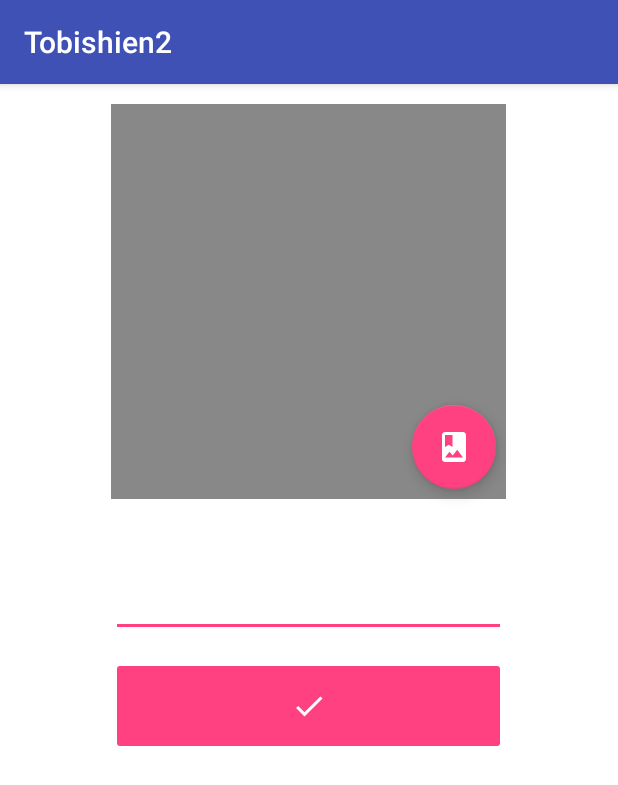
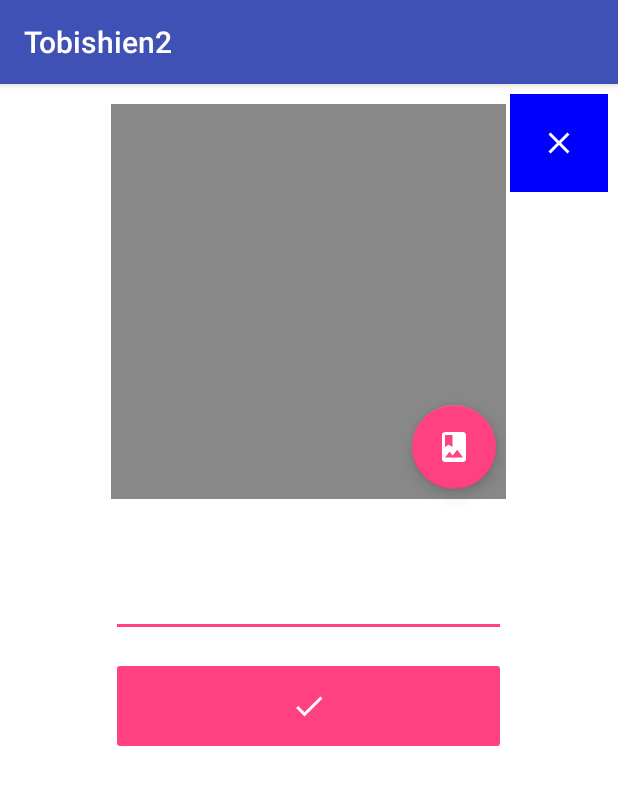
Before and after one commit to horikawa-bemax/tobishien2, an Android app: the screen it shows after launch (MainActivity), on a phone screen of 412 x 824 dp. Shown: the top 785 px of the screen. Run offline under Robolectric (Android 15) with nearby library versions, the phone set to English and light mode, and no system bars.

Commit message:
カード新規作成機能実装

```diff
--- a/app/build.gradle
+++ b/app/build.gradle
@@ -9,8 +9,8 @@ android {
     buildToolsVersion "25.0.0"
     defaultConfig {
         applicationId PACKAGE_NAME
-        minSdkVersion 19
-        targetSdkVersion 19
+        minSdkVersion 21
+        targetSdkVersion 21
         versionCode VERSION_CODE
         versionName VERSION_NAME
         testInstrumentationRunner "android.support.test.runner.AndroidJUnitRunner"
--- a/app/src/main/AndroidManifest.xml
+++ b/app/src/main/AndroidManifest.xml
@@ -17,7 +17,7 @@
         </activity>
     </application>
 
-    <uses-permission android:name="android.permission.READ_EXTERNAL_STORAGE"/>
+    <uses-permission android:name="android.permission.WRITE_EXTERNAL_STORAGE"/>
 
 
 </manifest>
--- a/app/src/main/java/bemax/ac/jp/tobishien2/CreateCardView.java
+++ b/app/src/main/java/bemax/ac/jp/tobishien2/CreateCardView.java
@@ -2,20 +2,29 @@ package bemax.ac.jp.tobishien2;
 
 import android.content.Context;
 import android.content.res.ColorStateList;
+import android.database.sqlite.SQLiteConstraintException;
+import android.database.sqlite.SQLiteDatabase;
+import android.database.sqlite.SQLiteException;
+import android.database.sqlite.SQLiteOpenHelper;
 import android.graphics.Bitmap;
 import android.graphics.Canvas;
 import android.graphics.Color;
-import android.graphics.Matrix;
-import android.graphics.Rect;
-import android.graphics.RectF;
-import android.os.Build;
-import android.support.annotation.RequiresApi;
 import android.support.design.widget.FloatingActionButton;
 import android.util.DisplayMetrics;
+import android.view.MotionEvent;
+import android.view.View;
+import android.view.inputmethod.InputMethodManager;
 import android.widget.EditText;
 import android.widget.ImageButton;
 import android.widget.ImageView;
 import android.widget.RelativeLayout;
+import android.widget.Toast;
+
+import java.io.File;
+import java.io.FileOutputStream;
+import java.io.IOException;
+import java.text.SimpleDateFormat;
+import java.util.Date;
 
 /**
  * Created by bemax_ap01 on 2017/01/13.
@@ -23,78 +32,126 @@ import android.widget.RelativeLayout;
 
 public class CreateCardView extends RelativeLayout {
 
+    private SQLiteOpenHelper helper;
+
     private FloatingActionButton addImageButton;
     private ImageView imageView;
     private EditText editText;
-    private ImageButton imageButton;
+    private ImageButton doneButton, closeButton;
+    private Bitmap addedCardImage, defaultImage;
 
-    @RequiresApi(api = Build.VERSION_CODES.LOLLIPOP)
-    public CreateCardView(Context context, DisplayMetrics metrics) {
+    public CreateCardView(Context context, SQLiteOpenHelper helper, DisplayMetrics metrics) {
         super(context);
-
+        this.helper = helper;
+        // 画像表示View
         imageView = new ImageView(context);
         imageView.setId(generateViewId());
-
+        // 編集可能テキスト
         editText = new EditText(context);
         editText.setId(generateViewId());
         editText.setSingleLine();
-
+        // 画像読み込み用ボタン
         addImageButton = new FloatingActionButton(context);
         addImageButton.setId(generateViewId());
         addImageButton.setImageResource(R.drawable.ic_photo_album);
         addImageButton.setSize(FloatingActionButton.SIZE_NORMAL);
         ColorStateList csl = addImageButton.getBackgroundTintList();
-
-        imageButton = new ImageButton(getContext());
-        imageButton.setImageResource(R.drawable.ic_done);
-        imageButton.setBackgroundTintList(csl);
-
+        // 確定ボタン
+        doneButton = new ImageButton(getContext());
+        doneButton.setId(generateViewId());
+        doneButton.setImageResource(R.drawable.ic_done);
+        doneButton.setBackgroundTintList(csl);
+        //　消去ボタン
+        closeButton = new ImageButton(getContext());
+        closeButton.setImageResource(R.drawable.ic_clear);
+        closeButton.setBackgroundColor(Color.BLUE);
+        // 画面サイズから色々計算
         LayoutParams params;
         int displayH = metrics.heightPixels;
         final int CH = (int)(displayH * 0.4F);
         final int IH = (int)(CH * 0.8F);
         final int TH = (int)(CH * 0.2F);
-
+        // 背景を塗りつぶす
         setBackgroundColor(Color.WHITE);
-
-        Bitmap image = Bitmap.createBitmap(IH, IH, Bitmap.Config.ARGB_8888);
-        Canvas canvas = new Canvas(image);
+        // 初期表示用の画像を作成
+        defaultImage = Bitmap.createBitmap(IH, IH, Bitmap.Config.ARGB_8888);
+        Canvas canvas = new Canvas(defaultImage);
         canvas.drawColor(Color.GRAY);
-        imageView.setImageBitmap(image);
-
+        imageView.setImageBitmap(defaultImage);
+        // 画像Viewのレイアウト設定
         params = new LayoutParams(IH, IH);
         params.addRule(CENTER_HORIZONTAL);
         params.setMargins(20,20,20,20);
         addView(imageView, params);
-
+        // 編集テキストのレイアウト設定
         params = new LayoutParams(IH, TH);
         params.addRule(CENTER_HORIZONTAL);
         params.addRule(BELOW, imageView.getId());
         params.setMargins(20,20,20,20);
         addView(editText, params);
-
+        // 画像読み込みボタンのレイアウト設定
         params = new LayoutParams(TH, TH);
         params.addRule(ALIGN_RIGHT, imageView.getId());
         params.addRule(ALIGN_BOTTOM, imageView.getId());
         params.setMargins(10,10,10,10);
         addView(addImageButton, params);
-
+        // 確定ボタンのレイアウト設定
         params = new LayoutParams(IH, TH);
         params.addRule(CENTER_HORIZONTAL);
         params.addRule(BELOW, editText.getId());
-        addView(imageButton, params);
+        addView(doneButton, params);
+        // 閉じるボタンのレイアウト設定
+        params = new LayoutParams(TH, TH);
+        params.setMargins(10,10,10,10);
+        params.addRule(ALIGN_PARENT_RIGHT);
+        params.addRule(ALIGN_PARENT_TOP);
+        addView(closeButton, params);
+        // 確定ボタンがタッチされた時の処理
+        doneButton.setOnTouchListener(new OnTouchListener() {
+            @Override
+            public boolean onTouch(View view, MotionEvent motionEvent) {
+                if (editText.getText() != null && editText.getText().length() != 0) {
+                    String s = storeImageFile();
+                    if (s.length() == 0){
+                        Toast.makeText(getContext(), "登録に失敗しました", Toast.LENGTH_LONG).show();
+                    }else {
+                        Toast.makeText(getContext(), "「" + editText.getText() + "」を登録しました", Toast.LENGTH_SHORT).show();
+                        editText.setText("");
+                        imageView.setImageBitmap(defaultImage);
+                    }
+                }else{
+                    Toast.makeText(getContext(), "テキストを入力してください", Toast.LENGTH_SHORT).show();
+                }
+                return false;
+            }
+        });
+        // 閉じるボタンが押された時の処理
+        closeButton.setOnTouchListener(new OnTouchListener() {
+            @Override
+            public boolean onTouch(View view, MotionEvent motionEvent) {
+                // ソフトウェアキーボードを消去
+                InputMethodManager imm = (InputMethodManager) getContext().getSystemService(Context.INPUT_METHOD_SERVICE);
+                imm.hideSoftInputFromWindow(editText.getWindowToken(), InputMethodManager.HIDE_NOT_ALWAYS);
+                // Card登録画面を消す
+                setVisibility(INVISIBLE);
+                return false;
+            }
+        });
     }
 
     public void setOnAddButtonTouchListener(OnTouchListener listener){
         addImageButton.setOnTouchListener(listener);
     }
 
+    /**
+     * 取得した画像を元に表示用画像を作成し、表示する
+     * @param image         取得した画像
+     */
     public void postImageView(Bitmap image){
+        // 画像のサイズを取得
         final int W = image.getWidth();
         final int H = image.getHeight();
-        final float CW = W / 2;
-        final float CH = H / 2;
-
+        // 画像の中央を切り出す
         float left, top, right, buttom;
         if (W < H){
             left = 0;
@@ -107,15 +164,52 @@ public class CreateCardView extends RelativeLayout {
             left = (W - H) / 2;
             right = left + H;
         }
-
+        // 表示用画像作成のための計算
         int x = (int) left;
         int y = (int) top;
         int width = (int)(right - left);
         int height = (int)(buttom - top);
-
-        Bitmap bitmap = Bitmap.createBitmap(image, x, y, width, height);
-        //
-        imageView.setImageBitmap(bitmap);
+        // 表示用画像を作成
+        addedCardImage = Bitmap.createBitmap(image, x, y, width, height);
+        // 表示用画像をViewにセットする
+        imageView.setImageBitmap(addedCardImage);
     }
 
+    private String storeImageFile(){
+        String result = "";
+        // 保存先フォルダのパスを指定
+        File storePath = getContext().getExternalFilesDir(null);
+        // 保存する画像の名前を決める
+        SimpleDateFormat simpleDateFormat = new SimpleDateFormat("'TOBI'_yyyyMMdd_HHmmss'.jpg'");
+        String fileName = simpleDateFormat.format(new Date(System.currentTimeMillis()));
+        // 保存先ファイルを指定
+        File storeFile = new File(storePath, fileName);
+        // フォルダに画像を保存する
+        FileOutputStream fos = null;
+        try {
+            // ファイルを保存
+            fos = new FileOutputStream(storeFile);
+            addedCardImage.compress(Bitmap.CompressFormat.JPEG, 100, fos);
+            // dbに保存する
+            SQLiteDatabase db = helper.getWritableDatabase();
+            String name = editText.getText().toString();
+            insertCard(db, name, fileName);
+            db.close();
+            result = fileName;
+        }catch(IOException e){
+            e.printStackTrace();
+            try{
+                fos.close();
+            }catch (Exception ex){}
+        }catch(SQLiteConstraintException e){
+            Toast.makeText(getContext(),"「"+ editText.getText() +"」は、すでに登録されています", Toast.LENGTH_LONG).show();
+            e.printStackTrace();
+        }
+
+        return result;
+    }
+
+    private void insertCard(SQLiteDatabase db, String name, String fileName)throws SQLiteException{
+        Card.newCard(getContext(), db, name, Card.FolderTypeStrage, fileName);
+    }
 }
--- a/app/src/main/java/bemax/ac/jp/tobishien2/MainActivity.java
+++ b/app/src/main/java/bemax/ac/jp/tobishien2/MainActivity.java
@@ -72,23 +72,12 @@ public class MainActivity extends AppCompatActivity{
         //
         mainView.setSchedule(schedule);
 
-        //dump();
-
         ScheduleSelectView ssv = new ScheduleSelectView(this);
         RelativeLayout.LayoutParams params = new RelativeLayout.LayoutParams(ViewGroup.LayoutParams.MATCH_PARENT, ViewGroup.LayoutParams.MATCH_PARENT);
         addContentView(ssv, params);
         ssv.setVisibility(View.INVISIBLE);
 
-        //
-        Handler handler = new Handler();
-        handler.post(new Runnable() {
-            @Override
-            public void run() {
-
-            }
-        });
-
-        createCardView = new CreateCardView(this, metrics);
+        createCardView = new CreateCardView(this, sqLiteOpenHelper, metrics);
         LinearLayout.LayoutParams params1 = new LinearLayout.LayoutParams(ViewGroup.LayoutParams.MATCH_PARENT, ViewGroup.LayoutParams.MATCH_PARENT);
         addContentView(createCardView, params1);
 
@@ -107,7 +96,14 @@ public class MainActivity extends AppCompatActivity{
             }
         });
 
-        //startActivityForResult(intent, GALARY_CODE);
+        mainView.setOnCreateButtonTouchListener(new View.OnTouchListener() {
+            @Override
+            public boolean onTouch(View view, MotionEvent motionEvent) {
+                createCardView.setVisibility(View.VISIBLE);
+                return false;
+            }
+        });
+
 
     }
 
@@ -146,6 +142,8 @@ public class MainActivity extends AppCompatActivity{
                     Uri uri = data.getData();
                     try {
                         Bitmap bitmap = MediaStore.Images.Media.getBitmap(getContentResolver(), uri);
+                        String imagePath = uri.getPath();
+                        Log.d("ImagePath", imagePath);
                         createCardView.postImageView(bitmap);
                     }catch(IOException e){}
                 }
--- a/app/src/main/java/bemax/ac/jp/tobishien2/MainView.java
+++ b/app/src/main/java/bemax/ac/jp/tobishien2/MainView.java
@@ -1,9 +1,6 @@
 package bemax.ac.jp.tobishien2;
 
 import android.content.Context;
-import android.os.Build;
-import android.support.annotation.RequiresApi;
-import android.util.AttributeSet;
 import android.util.DisplayMetrics;
 import android.util.Log;
 import android.view.MotionEvent;
@@ -73,11 +70,14 @@ public class MainView extends RelativeLayout {
                 return false;
             }
         });
-
     }
 
     public void setSchedule(Schedule schedule){
         scheduleView.setSchedule(schedule, true);
         scheduleTitle.setText(schedule.getName());
     }
+
+    public void setOnCreateButtonTouchListener(OnTouchListener l){
+        menuView.getCreateButton().setOnTouchListener(l);
+    }
 }
--- a/app/src/main/java/bemax/ac/jp/tobishien2/MySQLiteOpenHelper.java
+++ b/app/src/main/java/bemax/ac/jp/tobishien2/MySQLiteOpenHelper.java
@@ -16,13 +16,13 @@ import java.io.File;
  */
 public class MySQLiteOpenHelper extends SQLiteOpenHelper {
     static final String DB = "tobishien.db";
-    static final int DB_VERSION = 7;
+    static final int DB_VERSION = 8;
 
     public static final String CARD_TABLE = "cardTable";
     public static final String SCHEDULE_TABLE = "scheduleTable";
     public static final String INTO_CARD_TABLE = "intoCardTable";
 
-    static final String CREATE_CARD_TABLE = "create table cardTable( _id integer primary key autoincrement, name string not null unique, folderType integer not null, imageFile string not null unique);";
+    static final String CREATE_CARD_TABLE = "create table cardTable( _id integer primary key autoincrement, name string not null unique, folderType integer not null, imageFile string not null);";
     static final String CREATE_SCHEDULE_TABLE = "create table scheduleTable( _id integer primary key autoincrement, name string not null unique);";
     static final String CREATE_SCHEDULE_INTO_CARD_TABLE = "create table intoCardTable( schedule_id integer not null, card_id integer not null, rank integer not null);";
 
--- a/app/src/main/java/bemax/ac/jp/tobishien2/SquareCardView.java
+++ b/app/src/main/java/bemax/ac/jp/tobishien2/SquareCardView.java
@@ -17,8 +17,6 @@ import android.widget.TextView;
 public class SquareCardView extends AbstractCardView{
 
     private Card card;
-
-    GestureDetector gestureDetector;
 
     public SquareCardView(Context context, Card card, int width){
         super(context, card);
--- /dev/null
+++ b/app/src/main/res/drawable/ic_clear.xml
@@ -0,0 +1,9 @@
+<vector xmlns:android="http://schemas.android.com/apk/res/android"
+        android:width="24dp"
+        android:height="24dp"
+        android:viewportWidth="24.0"
+        android:viewportHeight="24.0">
+    <path
+        android:fillColor="#FFFFFFFF"
+        android:pathData="M19,6.41L17.59,5 12,10.59 6.41,5 5,6.41 10.59,12 5,17.59 6.41,19 12,13.41 17.59,19 19,17.59 13.41,12z"/>
+</vector>
```
Also changed, not shown: app/src/main/java/bemax/ac/jp/tobishien2/Card.java (+4 -39 lines).
